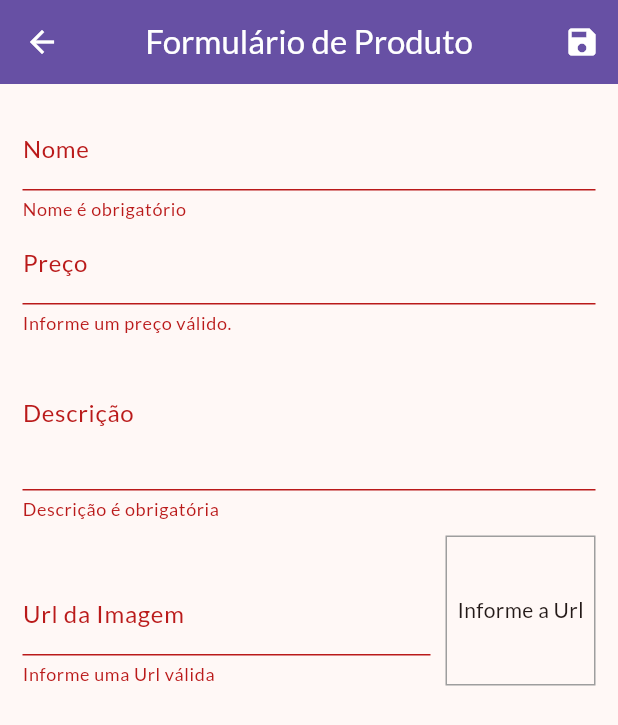
After one commit to MarceloAC04/curso_flutter, a Flutter app: the ProductFormPage screen opened by its route, after a tap on the "save" icon, on a phone screen of 412 x 824 dp. The commit adds this screen. Shown: the top 725 px of the screen. Run offline on Flutter 3.47's test engine with Material 3 defaults, Android fonts, the phone set to English and light mode, and no system bars; our stand-ins replace universal_platform; network calls fail.

Commit message:
Finalizado a seção 9(Formulários) e iniciado a seção 10 (Requisições Http)

```diff
--- a/shop/lib/components/product_grid.dart
+++ b/shop/lib/components/product_grid.dart
@@ -1,6 +1,6 @@
 import 'package:flutter/material.dart';
 import 'package:provider/provider.dart';
-import 'package:shop/components/product_item.dart';
+import 'package:shop/components/product_grid_item.dart';
 
 import '../models/product.dart';
 import '../models/product_list.dart';
@@ -21,7 +21,7 @@ class ProductGrid extends StatelessWidget {
       itemCount: loadedProducts.length,
       itemBuilder: (ctx, i) => ChangeNotifierProvider.value(
         value: loadedProducts[i],
-        child: ProductItem(),
+        child: ProductGridItem(),
       ),
       gridDelegate: const SliverGridDelegateWithFixedCrossAxisCount(
         crossAxisCount: 2,
--- a/shop/lib/main.dart
+++ b/shop/lib/main.dart
@@ -4,7 +4,9 @@ import 'package:shop/models/order_list.dart';
 import 'package:shop/pages/cart_page.dart';
 import 'package:shop/pages/orders_page.dart';
 import 'package:shop/pages/product_detail_page.dart';
+import 'package:shop/pages/product_form_page.dart';
 import 'package:shop/pages/products_overview_page.dart';
+import 'package:shop/pages/products_page.dart';
 import 'models/cart.dart';
 import 'models/product_list.dart';
 import 'utils/app_routes.dart';
@@ -43,7 +45,9 @@ class MyApp extends StatelessWidget {
         routes: {
           AppRoutes.PRODUCT_DETAIL: (ctx) => ProductDetailPage(),
           AppRoutes.CART: (ctx) => CartPage(),
-          AppRoutes.ORDERS: (ctx) => OrdersPage()
+          AppRoutes.ORDERS: (ctx) => OrdersPage(),
+          AppRoutes.PRODUCTS: (ctx) => ProductsPage(),
+          AppRoutes.PRODUCTS_FORM: (ctx) => ProductFormPage()
         },
         debugShowCheckedModeBanner: false,
       ),
--- /dev/null
+++ b/shop/lib/pages/product_form_page.dart
@@ -0,0 +1,239 @@
+import 'dart:math';
+
+import 'package:flutter/material.dart';
+import 'package:provider/provider.dart';
+import 'package:shop/models/product_list.dart';
+
+import '../models/product.dart';
+
+class ProductFormPage extends StatefulWidget {
+  const ProductFormPage({Key? key}) : super(key: key);
+
+  @override
+  State<ProductFormPage> createState() => _ProductFormPageState();
+}
+
+class _ProductFormPageState extends State<ProductFormPage> {
+  final _priceFocus = FocusNode();
+  final _descriptionFocus = FocusNode();
+  final _imageUrlFocus = FocusNode();
+  final _imageUrlController = TextEditingController();
+  final _formKey = GlobalKey<FormState>();
+  final _formData = Map<String, Object>();
+  bool _isLoading = false;
+
+  @override
+  void initState() {
+    super.initState();
+    _imageUrlFocus.addListener(updateImage);
+  }
+
+  @override
+  void dispose() {
+    super.dispose();
+    _priceFocus.dispose();
+    _descriptionFocus.dispose();
+
+    _imageUrlFocus.removeListener(updateImage);
+    _imageUrlFocus.dispose();
+  }
+
+  @override
+  void didChangeDependencies() {
+    super.didChangeDependencies();
+
+    if (_formData.isEmpty) {
+      final arg = ModalRoute.of(context)?.settings.arguments;
+
+      if (arg != null) {
+        final product = arg as Product;
+        _formData['id'] = product.id!;
+        _formData['name'] = product.name!;
+        _formData['price'] = product.price!;
+        _formData['description'] = product.description!;
+        _formData['imageUrl'] = product.imageUrl!;
+
+        _imageUrlController.text = product.imageUrl!;
+      }
+    }
+  }
+
+  bool isValidateImageUrl(String url) {
+    bool isValidUrl = Uri.tryParse(url)?.hasAbsolutePath ?? false;
+    bool endsWithFile = url.toLowerCase().endsWith('.png') ||
+        url.toLowerCase().endsWith('.jpg') ||
+        url.toLowerCase().endsWith('.jpeg');
+    return isValidUrl && endsWithFile;
+  }
+
+  void updateImage() {
+    setState(() {});
+  }
+
+  void _submitForm() {
+    final _isValid = _formKey.currentState?.validate() ?? false;
+
+    if (!_isValid) {
+      return;
+    }
+
+    _formKey.currentState?.save();
+
+    setState(() => _isLoading = true);
+
+    Provider.of<ProductList>(
+      context,
+      listen: false,
+    ).saveProduct(_formData).catchError((error) {
+      return showDialog<void>(
+          context: context,
+          builder: (ctx) => AlertDialog(
+            title: Text('Ocorreu um erro!'),
+            content: Text('Ocorreu um erro para salvar o produto.'),
+            actions: [
+              TextButton(
+                  onPressed: () => Navigator.of(context).pop(),
+                  child: Text('Ok')
+              )
+            ],
+          )
+      );
+    }).then((value) => {
+      setState(() =>_isLoading = false),
+      Navigator.of(context).pop()
+    });
+  }
+
+  @override
+  Widget build(BuildContext context) {
+    return Scaffold(
+      appBar: AppBar(
+        title: const Text('Formulário de Produto'),
+        actions: [IconButton(onPressed: _submitForm, icon: Icon(Icons.save))],
+      ),
+      body:_isLoading ? Center(
+        child: CircularProgressIndicator(),
+      ) : Padding(
+        padding: const EdgeInsets.all(15),
+        child: Form(
+          key: _formKey,
+          child: ListView(
+            children: [
+              TextFormField(
+                initialValue: _formData['name']?.toString(),
+                decoration: const InputDecoration(
+                  labelText: 'Nome',
+                ),
+                textInputAction: TextInputAction.next,
+                onFieldSubmitted: (_) {
+                  FocusScope.of(context).requestFocus(_priceFocus);
+                },
+                onSaved: (name) => _formData['name'] = name ?? '',
+                validator: (_name) {
+                  final name = _name ?? '';
+
+                  if (name.trim().isEmpty) {
+                    return 'Nome é obrigatório';
+                  }
+                  if (name.trim().length < 3) {
+                    return 'Nome precisa no mínimo de 3 letras';
+                  }
+                  return null;
+                },
+              ),
+              TextFormField(
+                initialValue: _formData['price']?.toString(),
+                decoration: const InputDecoration(labelText: 'Preço'),
+                textInputAction: TextInputAction.next,
+                focusNode: _priceFocus,
+                keyboardType: const TextInputType.numberWithOptions(
+                  decimal: true,
+                ),
+                onFieldSubmitted: (_) {
+                  FocusScope.of(context).requestFocus(_descriptionFocus);
+                },
+                onSaved: (price) =>
+                    _formData['price'] = double.parse(price! ?? '0'),
+                validator: (_price) {
+                  final priceString = _price ?? '';
+                  final price = double.tryParse(priceString) ?? -1;
+
+                  if (price <= 0) {
+                    return 'Informe um preço válido.';
+                  }
+                },
+              ),
+              TextFormField(
+                initialValue: _formData['description']?.toString(),
+                decoration: const InputDecoration(labelText: 'Descrição'),
+                focusNode: _descriptionFocus,
+                keyboardType: TextInputType.multiline,
+                maxLines: 3,
+                onSaved: (description) =>
+                    _formData['description'] = description ?? '',
+                validator: (_description) {
+                  final description = _description ?? '';
+
+                  if (description.trim().isEmpty) {
+                    return 'Descrição é obrigatória';
+                  }
+                  if (description.trim().length < 10) {
+                    return 'Descrição precisa no mínimo de 10 letras';
+                  }
+                  return null;
+                },
+              ),
+              Row(
+                crossAxisAlignment: CrossAxisAlignment.end,
+                children: [
+                  Expanded(
+                    child: TextFormField(
+                      decoration:
+                          const InputDecoration(labelText: 'Url da Imagem'),
+                      keyboardType: TextInputType.url,
+                      textInputAction: TextInputAction.done,
+                      focusNode: _imageUrlFocus,
+                      controller: _imageUrlController,
+                      onFieldSubmitted: (_) => _submitForm(),
+                      onSaved: (imageUrl) =>
+                          _formData['imageUrl'] = imageUrl ?? '',
+                      validator: (_imageUrl) {
+                        final imageUrl = _imageUrl ?? '';
+                        if (!isValidateImageUrl(imageUrl)) {
+                          return 'Informe uma Url válida';
+                        }
+
+                        return null;
+                      },
+                    ),
+                  ),
+                  Container(
+                    height: 100,
+                    width: 100,
+                    margin: const EdgeInsets.only(
+                      top: 10,
+                      left: 10,
+                    ),
+                    decoration: BoxDecoration(
+                      border: Border.all(
+                        color: Colors.grey,
+                        width: 1,
+                      ),
+                    ),
+                    alignment: Alignment.center,
+                    child: _imageUrlController.text.isEmpty
+                        ? const Text('Informe a Url')
+                        : FittedBox(
+                            fit: BoxFit.cover,
+                            child: Image.network(_imageUrlController.text),
+                          ),
+                  ),
+                ],
+              ),
+            ],
+          ),
+        ),
+      ),
+    );
+  }
+}
--- a/shop/lib/utils/app_routes.dart
+++ b/shop/lib/utils/app_routes.dart
@@ -3,4 +3,6 @@ class AppRoutes {
   static const PRODUCT_DETAIL = '/product-detail';
   static const CART = '/cart';
   static const ORDERS = '/orders';
+  static const PRODUCTS = '/products';
+  static const PRODUCTS_FORM = '/product-form';
 }
--- a/shop/pubspec.yaml
+++ b/shop/pubspec.yaml
@@ -31,6 +31,7 @@ dependencies:
     sdk: flutter
   provider: ^6.0.3
   intl: ^0.17.0
+  http: ^1.3.0
 
   # The following adds the Cupertino Icons font to your application.
   # Use with the CupertinoIcons class for iOS style icons.
```
Also changed, not shown: shop/lib/components/app_drawer.dart (+12 -8 lines), shop/lib/components/cart_item_widget.dart (+20 -0 lines), shop/lib/components/product_grid_item.dart (added, +66 -0 lines), shop/lib/components/product_item.dart (+50 -40 lines), shop/lib/models/cart.dart (+24 -10 lines), shop/lib/models/product_list.dart (+76 -4 lines), shop/lib/pages/products_page.dart (added, +43 -0 lines), shop/pubspec.lock.
